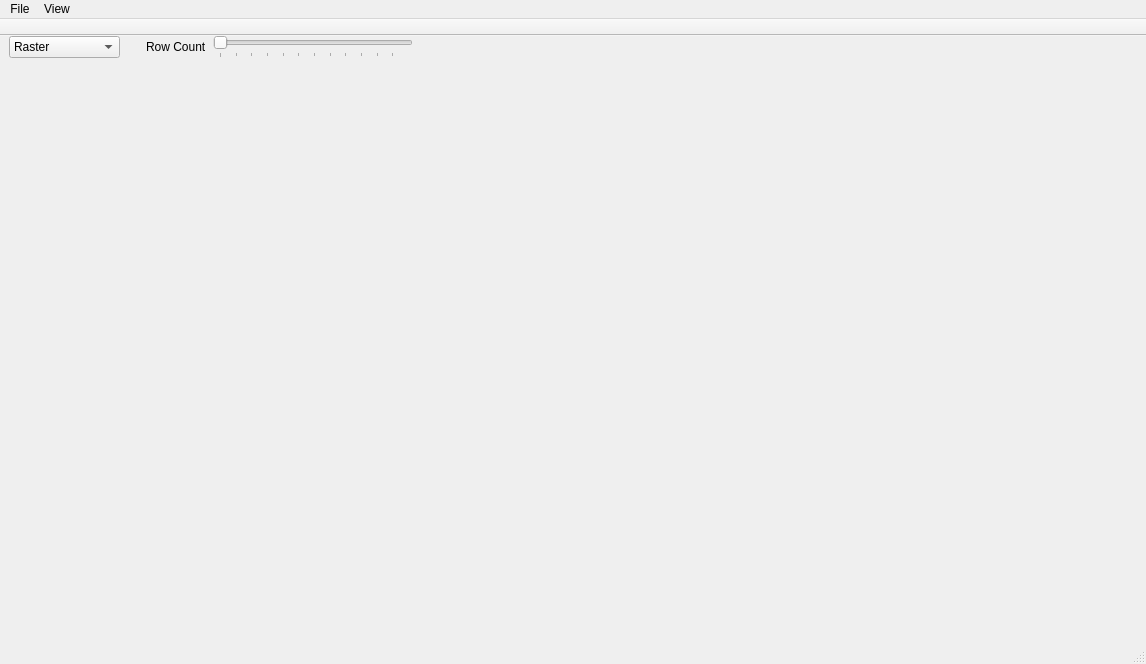
Qt form pymea/ui/PyMEAMainWindow.ui (dbridges/mea-tools) before a commit.
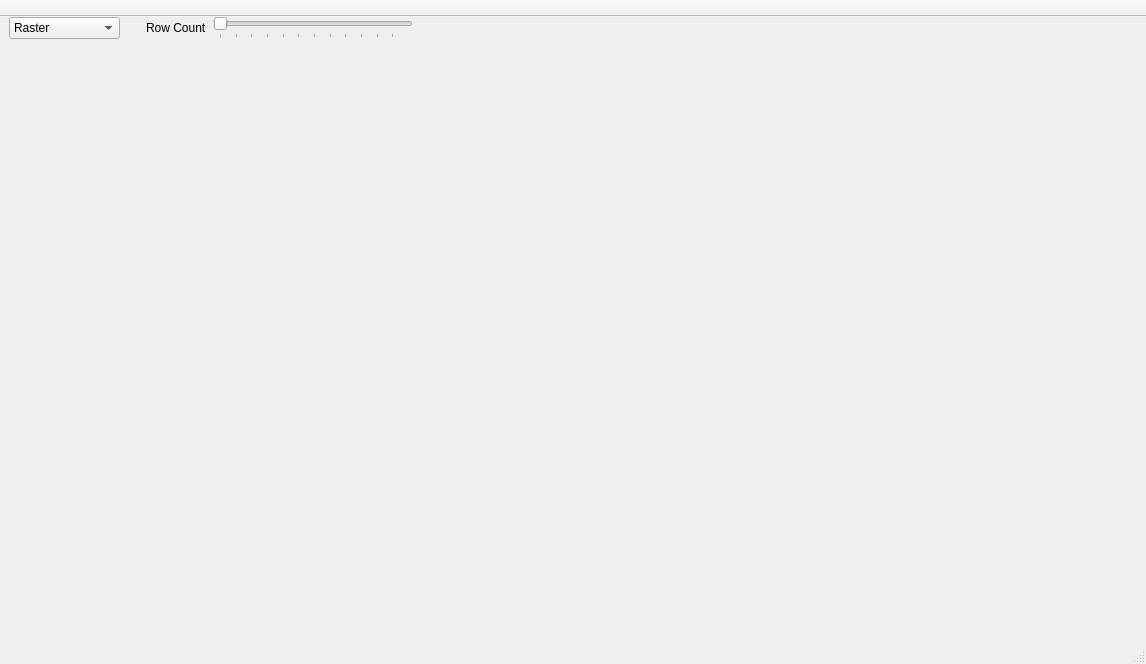
The same form after that commit. Custom widgets are drawn as their Qt base class.

```diff
--- a/pymea/ui/PyMEAMainWindow.ui
+++ b/pymea/ui/PyMEAMainWindow.ui
@@ -308,32 +308,6 @@
     </item>
    </layout>
   </widget>
-  <widget class="QMenuBar" name="menubar">
-   <property name="geometry">
-    <rect>
-     <x>0</x>
-     <y>0</y>
-     <width>1146</width>
-     <height>25</height>
-    </rect>
-   </property>
-   <widget class="QMenu" name="menuFile">
-    <property name="title">
-     <string>File</string>
-    </property>
-    <addaction name="actionOpen"/>
-   </widget>
-   <widget class="QMenu" name="menuView">
-    <property name="title">
-     <string>View</string>
-    </property>
-    <addaction name="actionRaster"/>
-    <addaction name="actionFlashingSpikes"/>
-    <addaction name="actionAnalogGrid"/>
-   </widget>
-   <addaction name="menuFile"/>
-   <addaction name="menuView"/>
-  </widget>
   <widget class="MEAViewerStatusBar" name="statusBar"/>
   <widget class="QToolBar" name="toolBar">
    <property name="windowTitle">
```
